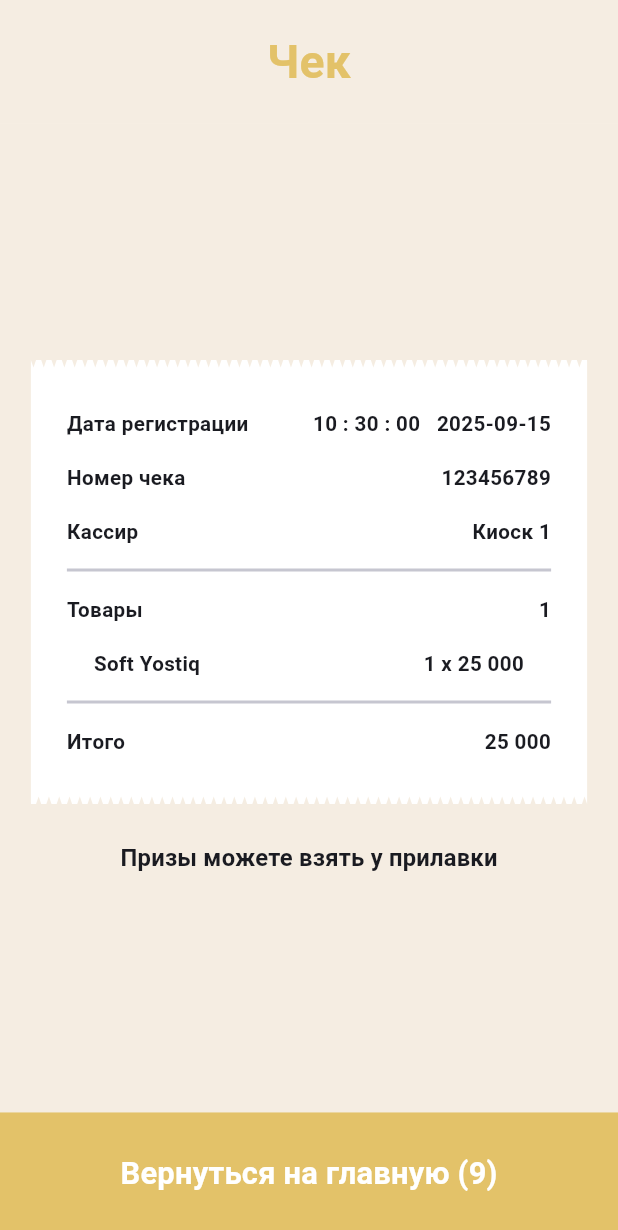
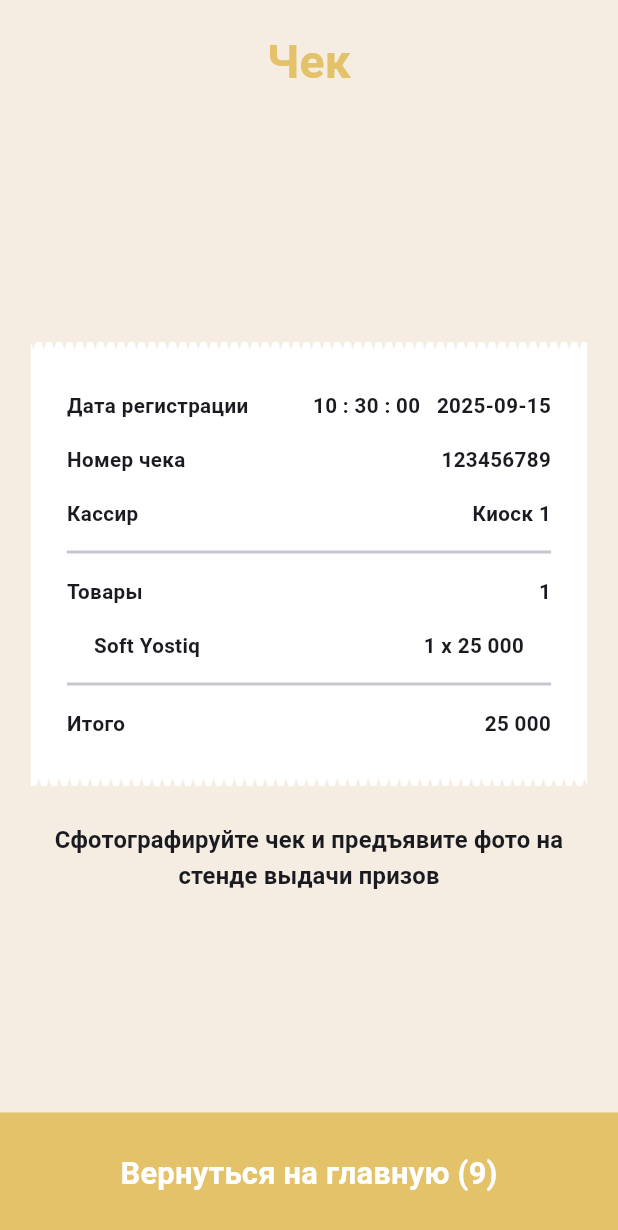
Before and after one commit to Murodullo780/humo-teplo_fest, a Flutter app: the BuyPage screen opened by its route, after a tap on "Soft Yostiq", after a tap on "Получить призы", on a phone screen of 412 x 824 dp. Shown: the top 1230 px of the screen. Run offline on Flutter 3.47's test engine with Material 3 defaults, Android fonts, the phone set to English and light mode, and no system bars; our stand-ins replace flutter_svg.

Commit message:
fixes changes

```diff
--- a/lib/presentation/pages/buy_page/buy_page.dart
+++ b/lib/presentation/pages/buy_page/buy_page.dart
@@ -3,9 +3,7 @@ import 'package:flutter_svg/flutter_svg.dart';
 import 'package:teplo_fest_humo/core/const/color_constants.dart';
 import 'package:teplo_fest_humo/core/services/numeric_services.dart';
 import 'package:teplo_fest_humo/core/util.dart';
-import 'package:teplo_fest_humo/data/models/priz_model.dart';
 import 'package:teplo_fest_humo/presentation/pages/buy_page/widgets/buy_item.dart';
-import 'package:teplo_fest_humo/presentation/pages/cart_page/cart_page.dart';
 import 'package:teplo_fest_humo/presentation/pages/receipt_page/receipt_page.dart';
 
 class BuyPage extends StatefulWidget {
@@ -23,6 +21,7 @@ class _BuyPageState extends State<BuyPage> {
   }
 
   void minSum(int index) {
+    if(items[index].count < 1) return;
     items[index] = items[index].copyWith(count: items[index].count - 1);
     sum = 0;
     calcSum();
@@ -87,18 +86,18 @@ class _BuyPageState extends State<BuyPage> {
         },
       ),
       bottomNavigationBar: items.where((element) => element.count > 0).isNotEmpty
-          ? InkWell(
+          ? Container(
+            height: size.height * 0.1,
+            color: ColorConstants.primaryColor,
+            // padding: EdgeInsets.only(right: size.width * 0.02),
+            child: Row(
+              children: [
+                InkWell(
                   onTap: () async {
                     await Navigator.push(context, MaterialPageRoute(builder: (context) => const ReceiptPage(once: true)));
                     setState(() {});
                   },
                   child: Container(
-                height: size.height * 0.1,
-                color: ColorConstants.primaryColor,
-                // padding: EdgeInsets.only(right: size.width * 0.02),
-                child: Row(
-                  children: [
-                    Container(
                     padding: EdgeInsets.symmetric(horizontal: size.width * 0.02),
                     height: size.height * 0.1,
                     width: size.width * 0.6,
@@ -118,6 +117,7 @@ class _BuyPageState extends State<BuyPage> {
                           color: Colors.white,
                         ),
                       ],
+                    ),
                   ),
                 ),
                 // Spacer(),
@@ -142,7 +142,6 @@ class _BuyPageState extends State<BuyPage> {
                 ),
               ],
             ),
-              ),
           )
           : null,
     );
--- a/lib/presentation/pages/buy_page/widgets/buy_item.dart
+++ b/lib/presentation/pages/buy_page/widgets/buy_item.dart
@@ -38,7 +38,7 @@ class BuyItem extends StatelessWidget {
                 borderRadius: BorderRadius.circular(borderRadius),
                 child: Image.asset(image, width: size * 0.1)),
             SizedBox(
-                width: MediaQuery.of(context).size.width * 0.5,
+                width: MediaQuery.of(context).size.width * 0.4,
                 child: Column(
                   mainAxisSize: MainAxisSize.min,
                   crossAxisAlignment: CrossAxisAlignment.start,
@@ -72,6 +72,12 @@ class BuyItem extends StatelessWidget {
                 crossAxisAlignment: CrossAxisAlignment.end,
                 spacing: 4,
                 children: [
+                  Row(
+                    children: [
+                      Padding(
+                        padding: const EdgeInsets.symmetric(horizontal: 16.0),
+                        child: CointWidget(count: ((price / 20000)).toInt(), size: size * 0.03, space: size * 0.03),
+                      ),
                       Padding(
                         padding: const EdgeInsets.symmetric(horizontal: 16.0),
                         child: Text(NumericServices.formatNumber(price),
@@ -80,10 +86,13 @@ class BuyItem extends StatelessWidget {
                                 .titleMedium
                                 ?.copyWith(fontWeight: FontWeight.bold, fontSize: textSize)),
                       ),
+                    ],
+                  ),
                   // count > 0
                   //     ?
                   CartItem(price: price, onChangePrice: onChangePrice, count: count)
-                      // : Padding(
+                      // :
+                      // Padding(
                       //   padding: const EdgeInsets.symmetric(horizontal: 16.0),
                       //   child: CointWidget(count: ((price / 20000)).toInt(), size: size * 0.03, space: size * 0.03),
                       // ),
--- a/lib/presentation/pages/receipt_page/receipt_page.dart
+++ b/lib/presentation/pages/receipt_page/receipt_page.dart
@@ -259,11 +259,15 @@ class _ReceiptPageState extends State<ReceiptPage> {
                     ),
                   ),
                 ),
-                Text('Призы можете взять у прилавки',
-                    style: Theme.of(context)
-                        .textTheme
-                        .titleMedium
-                        ?.copyWith(fontWeight: FontWeight.bold, fontSize: textSize / 1.3)),
+                Padding(
+                  padding: EdgeInsets.symmetric(horizontal: size.width * 0.05),
+                  child: Text('Сфотографируйте чек и предъявите фото на стенде выдачи призов',
+                      textAlign: TextAlign.center,
+                      style: Theme.of(context)
+                          .textTheme
+                          .titleMedium
+                          ?.copyWith(fontWeight: FontWeight.bold, fontSize: textSize / 1.3)),
+                ),
               ],
             ),
           ),
```
Lines whose indentation alone changed are shown as unchanged.
